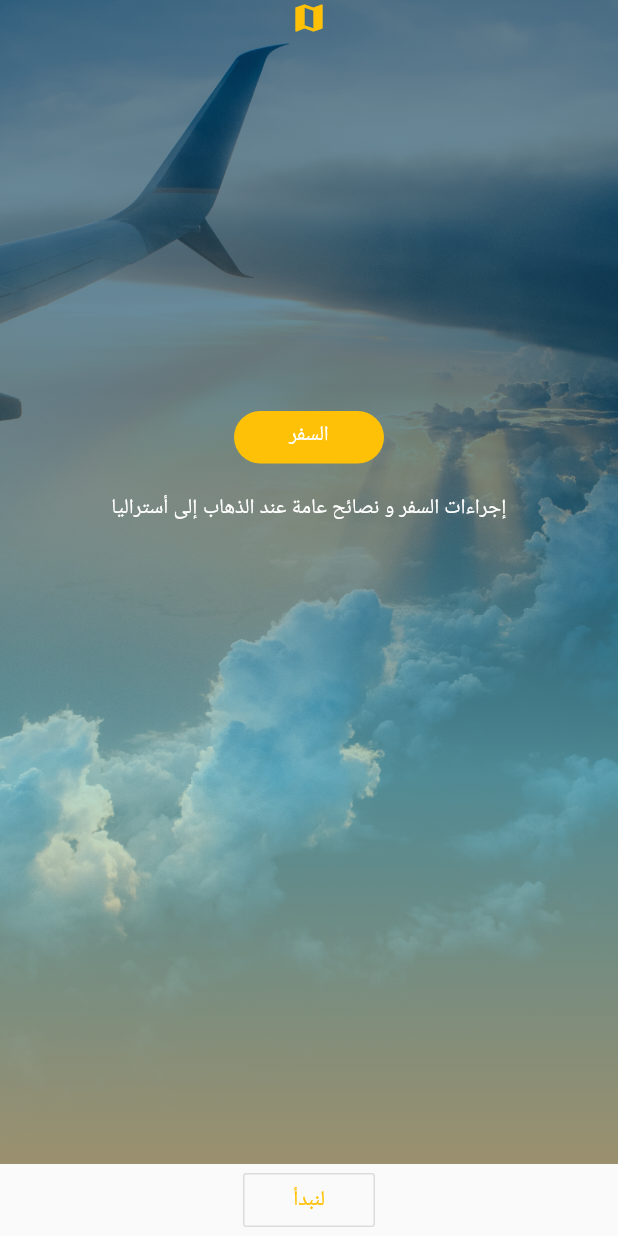
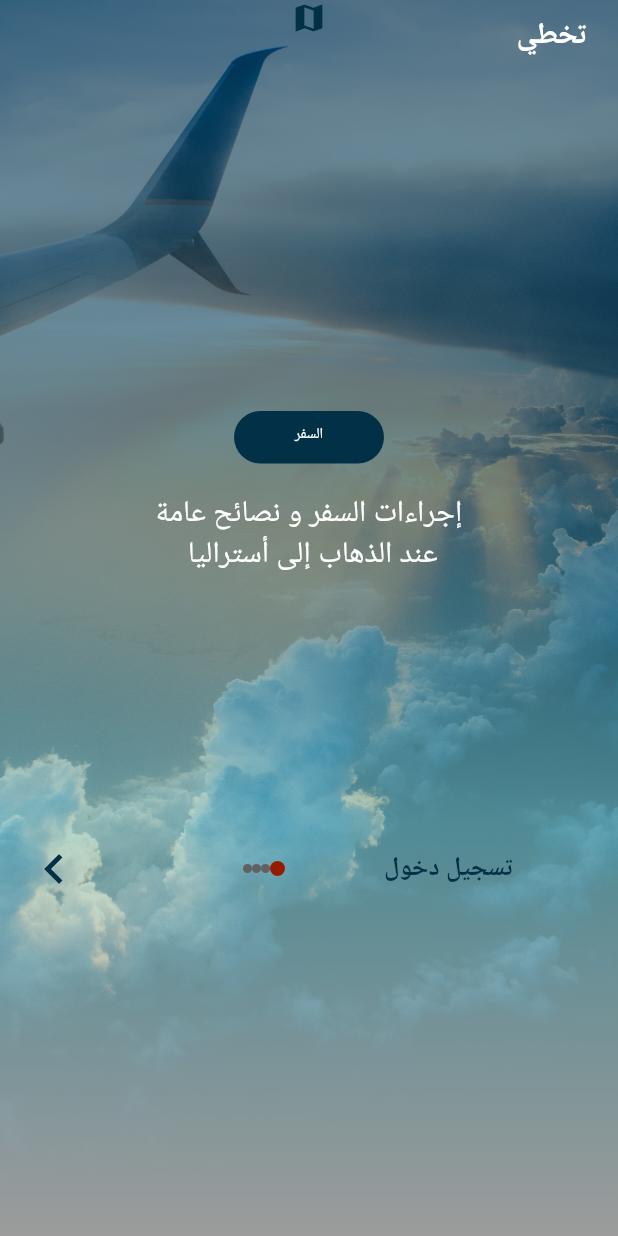
Before and after one commit to dinaf20/Onboarding, a Flutter app: the screen it shows after launch, swiped to page 4, on a phone screen of 412 x 824 dp. Run offline on Flutter 3.47's test engine with Material 2 defaults, Android fonts, the phone set to English and light mode, and no system bars.

Commit message:
updating onboarding

```diff
--- a/lib/data.dart
+++ b/lib/data.dart
@@ -77,7 +77,7 @@ List<SliderModel> getSlides(){
 
   sliderModel = new SliderModel();
   //4
-  sliderModel.setDesc("إجراءات السفر و نصائح عامة عند الذهاب إلى أستراليا");
+  sliderModel.setDesc("إجراءات السفر و نصائح عامة \n عند الذهاب إلى أستراليا");
   sliderModel.setTitle("السفر");
   sliderModel.setImageAssetPath("assets/travel.jpg");
   sliderModel.setCol(Colors.amber);
--- a/lib/main.dart
+++ b/lib/main.dart
@@ -23,8 +23,8 @@ class Home extends StatefulWidget {
 
 class _HomeState extends State<Home> {
   List<SliderModel> slide= new List<SliderModel>();
-  int currentIndex=0;
-  PageController controller= new PageController(initialPage: 0);
+  int currentIndex=4;
+  PageController controller= new PageController(initialPage: 4);
   @override
   void initState(){
     super.initState();
@@ -38,15 +38,18 @@ class _HomeState extends State<Home> {
       height: isCurrent? 10.0: 6.0,
       width: isCurrent? 10.0: 6.0,
       decoration: BoxDecoration(
-        color: isCurrent? slide[index].getColour(): Colors.grey,
+        color: isCurrent? Color(0xff961c00): Colors.grey[700],
         borderRadius: BorderRadius.circular(12),
       ),
     );
   }
   @override
   Widget build(BuildContext context) {
-    return Scaffold(
-      body: PageView.builder(
+    return  SafeArea(
+      child: Stack(
+          children: <Widget>[
+
+            PageView.builder(
               controller: controller,
               itemCount:slide.length,
               onPageChanged: (val){
@@ -60,53 +63,90 @@ class _HomeState extends State<Home> {
                   imageAssetPath: slide[index].getImageAssetPath(),
                   title: slide[index].getTitle(),
                   desc: slide[index].getDesc(),
-            colour: slide[index].getColour(),
+                  colour: Color(0xff023047),
 
                 );
               },),
-      bottomNavigationBar :  currentIndex != slide.length -1? Opacity(
-        opacity: 0.5,
+
+          currentIndex != slide.length - slide.length?
+            Column( crossAxisAlignment: CrossAxisAlignment.end,
+              children: [
+                FlatButton(
+                  onPressed: () {
+                    controller.animateToPage(slide.length-slide.length, duration:  Duration(milliseconds: 400), curve: Curves.linear);
+                  },
+                  color: Colors.transparent,
+                  child: Text("تخطي",
+                    style: TextStyle(
+                      color:Colors.white,
+                      fontWeight: FontWeight.bold,
+                      fontSize: 20,
+                    ),
+                  ),),
+                SizedBox(height: 495,),
+                Row(
+                  children: [
+                    Padding(
+                      padding: const EdgeInsets.all(8.0),
+
                       child:
+                      Material( color: Colors.transparent
+                          ,child: IconButton(
+                            icon: Icon(Icons.navigate_before, color: Color(0xff023047),),
+
+                            iconSize: 40,
+                            onPressed: () {
+                              controller.animateToPage(currentIndex - 1,
+                                  duration: Duration(milliseconds: 500),
+                                  curve: Curves.linear);
+                            },
+                          )),
+                    ),
+                    SizedBox(width: 90,),
                     Row(
-          mainAxisAlignment: MainAxisAlignment.spaceBetween,
-          children: <Widget>[
-            OutlineButton(
-                onPressed: () {
-                  controller.animateToPage(slide.length-1, duration:  Duration(milliseconds: 400), curve: Curves.linear);
-                },
-                child: Text("تخطي")
-            ),
-            Row(
-
                       children: <Widget>[
                         for(int i = 0; i < slide.length; i++) currentIndex == i ?
                         pageIndexIndicator(true, i) : pageIndexIndicator(false, i),
                       ],
                     ),
-            OutlineButton(
-              onPressed: () {
-                controller.animateToPage(currentIndex + 1,
-                    duration: Duration(milliseconds: 500),
-                    curve: Curves.linear);
+                    SizedBox(width: 50,),
+                    FlatButton(
+                      onPressed: (){},
+                      color: Colors.transparent,
+                      child: Text("تسجيل دخول",
+                        style: TextStyle(
+                          color: Color(0xff023047),
+                          fontWeight: FontWeight.bold,
+                          fontSize: 17,
+                        ),
+                      ),),
+                  ],
+                ),
+              ],
+            ) : Column(
+            mainAxisAlignment: MainAxisAlignment.end,
+            children: [
+              Row(
+                  mainAxisAlignment: MainAxisAlignment.end,
+                  children: <Widget>[
+                    Padding(
+                      padding: const EdgeInsets.all(8.0),
+                      child:
+                      FlatButton(
+                        onPressed: (){},
+                        color: Colors.transparent,
+                        child: Text("تسجيل دخول",
+                          style: TextStyle(
+                            color: Color(0xff023047),
+                            fontWeight: FontWeight.bold,
+                            fontSize: 17,
+                          ),
+                        ),),
+                    ) ] ),
 
-              },
-              child: Text("التالي"),
-            ),],
-        ),
-      )
-          : Row(
-          mainAxisAlignment: MainAxisAlignment.center,
-          children: <Widget>[
-            OutlineButton(
-              highlightedBorderColor: Colors.amber,
-              onPressed: (){},
-              child: Text("لنبدأ",
-                style: TextStyle(
-                  color: Colors.amber,
-                ),),),
-          ])
-      ,
-    );
+
+          ],),
+    ]),);
   }
 }
 
@@ -119,6 +159,8 @@ class Slider extends StatelessWidget {
   @override
   Widget build(BuildContext context) {
     return SafeArea(
+      child: Material(
+        type:MaterialType.transparency,
         child: Stack(
           children:<Widget> [
             Container( decoration: BoxDecoration(
@@ -133,7 +175,7 @@ class Slider extends StatelessWidget {
                     Color(0xff023047).withOpacity(1),
                     Color(0xff034160).withOpacity(1),
                     Colors.cyan[200],
-                  Colors.amber[100]
+                    Colors.white,
 
                   ],
 
@@ -150,13 +192,14 @@ class Slider extends StatelessWidget {
                   ),
 
                   Container(
-                  padding: EdgeInsets.all(6),
+                    padding: EdgeInsets.all(8),
                     height: 35,
                     width: 100,
                     child: Text(title,
                       textAlign: TextAlign.center,
                       style: TextStyle(
                         color: Colors.white,
+                        fontSize: 10,
                       ),),
                     decoration: BoxDecoration(
                       borderRadius: BorderRadius.all(Radius.circular(20),),
@@ -167,7 +210,7 @@ class Slider extends StatelessWidget {
                     height: 20,
                   ),
                   Text(desc,
-                  style: TextStyle(color: Colors.white),),
+                    style: TextStyle(color: Colors.white, fontSize: 20,),textAlign: TextAlign.center,),
                   SizedBox(
                     height: 10,
                   ),
@@ -176,6 +219,7 @@ class Slider extends StatelessWidget {
             ) ,
           ],
         ),
+      ),
     );
   }
 }
```
Lines whose indentation alone changed are shown as unchanged.
